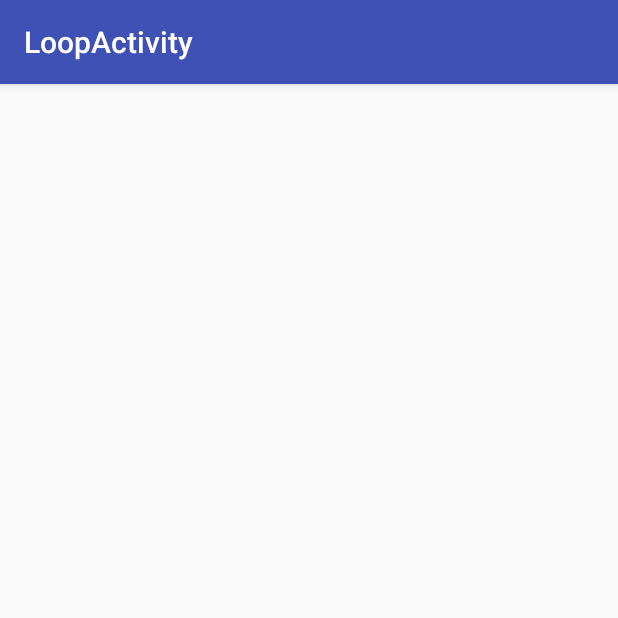
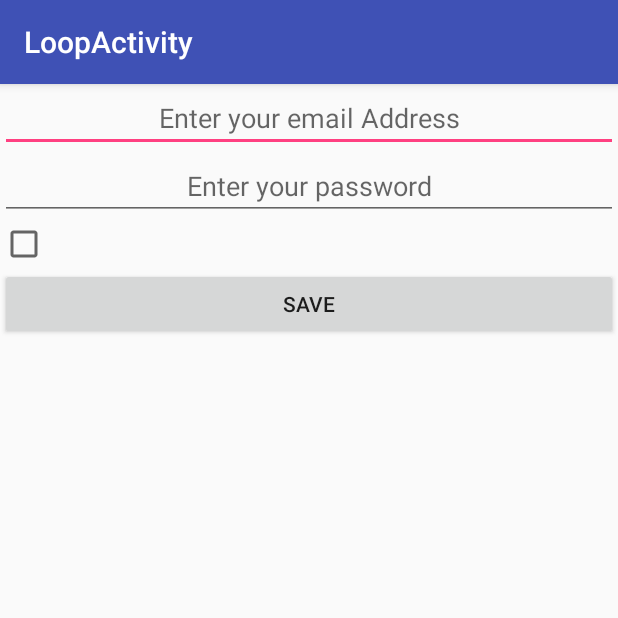
Before and after one commit to 7sco/Mid-Program-Assessment, an Android app: the screen it shows after launch (LoginActivity), on a phone screen of 412 x 824 dp, the top half of it. Run offline under Robolectric (Android 15) with nearby library versions, the phone set to English and light mode, and no system bars.

Commit message:
added part02

```diff
--- a/app/src/main/AndroidManifest.xml
+++ b/app/src/main/AndroidManifest.xml
@@ -16,7 +16,8 @@
                 <category android:name="android.intent.category.LAUNCHER" />
             </intent-filter>
         </activity>
-        <activity android:name=".LoginActivity"></activity>
+        <activity android:name=".LoginActivity" />
+        <activity android:name=".ListActivity"></activity>
     </application>
 
 </manifest>
--- a/app/src/main/java/nyc/c4q/loopactivity/LoginActivity.java
+++ b/app/src/main/java/nyc/c4q/loopactivity/LoginActivity.java
@@ -1,13 +1,94 @@
 package nyc.c4q.loopactivity;
 
+import android.content.Intent;
+import android.content.SharedPreferences;
 import android.support.v7.app.AppCompatActivity;
 import android.os.Bundle;
+import android.util.Log;
+import android.view.View;
+import android.widget.Button;
+import android.widget.CheckBox;
+import android.widget.EditText;
+import android.widget.Toast;
 
 public class LoginActivity extends AppCompatActivity {
+
+    private static final String SHARED_PREFS_KEY = "sharedPrefsTesting";
+    private EditText username;
+    private EditText password;
+    private Button save;
+    private CheckBox checkBox;
+    private SharedPreferences login;
+
+    public LoginActivity() {
+    }
 
     @Override
     protected void onCreate(Bundle savedInstanceState) {
         super.onCreate(savedInstanceState);
         setContentView(R.layout.activity_login);
+
+        username= findViewById(R.id.username_edittext);
+        password= findViewById(R.id.password_edittext);
+        save= findViewById(R.id.save);
+        checkBox= findViewById(R.id.checkbox);
+
+        login = getApplicationContext().getSharedPreferences(SHARED_PREFS_KEY, MODE_PRIVATE);
+
+        if (login.getBoolean("isChecked", false)) {
+            username.setText(login.getString("username", null));
+            password.setText(login.getString("password", null));
+            checkBox.setChecked(login.getBoolean("isChecked", false));
+        }
+
+        save.setOnClickListener(new View.OnClickListener() {
+            SharedPreferences.Editor editor = login.edit();
+            @Override
+            public void onClick(View v) {
+
+                String checkUser = "username" + username.getText().toString();
+                String checkPassword = "password" + username.getText().toString();
+
+                if (username.getText().toString().equalsIgnoreCase(login.getString("username", null))
+                        && password.getText().toString().equals(login.getString("password", null))) {
+
+                    Intent intent= new Intent(LoginActivity.this, ListActivity.class);
+                    intent.putExtra("email", username.getText().toString());
+                    startActivity(intent);
+                } else {
+
+                    if (username.getText().toString().contains("@")&& username.getText().toString().contains(".com")) {
+                        if (checkBox.isChecked()){
+                            editor.putString("username", username.getText().toString());
+                            editor.putString("password", password.getText().toString());
+                            editor.putBoolean("isChecked", checkBox.isChecked());
+                            editor.commit();
+                            Log.d("check", ""+ username.getText().toString() + " " + password.getText().toString());
+                            Log.d("check", ""+ login.getString("username", "") + " " + login.getString("password", ""));
+                        } else {
+                            editor.putBoolean("isChecked", checkBox.isChecked());
+                            editor.commit();
+                            Log.d("check", ""+ username.getText().toString() + " " + password.getText().toString());
+                        }
+                    } else {
+                        Toast.makeText(getBaseContext(), "Please enter an email address!", Toast.LENGTH_LONG).show();
+                    }
+                }
+
+
+
+//                if (username.getText().toString().equalsIgnoreCase(login.getString(checkUser, null))
+//                        && password.getText().toString().equals(login.getString(checkPassword, null))) {
+//
+//                    Intent intent= new Intent(LoginActivity.this, ListActivity.class);
+//                    intent.putExtra("email", username.getText().toString());
+//                    startActivity(intent);
+//                }
+
+            }
+
+        });
+
+
     }
 }
--- a/app/src/main/res/layout/activity_login.xml
+++ b/app/src/main/res/layout/activity_login.xml
@@ -1,9 +1,36 @@
 <?xml version="1.0" encoding="utf-8"?>
-<android.support.constraint.ConstraintLayout xmlns:android="http://schemas.android.com/apk/res/android"
+<LinearLayout xmlns:android="http://schemas.android.com/apk/res/android"
     xmlns:app="http://schemas.android.com/apk/res-auto"
     xmlns:tools="http://schemas.android.com/tools"
     android:layout_width="match_parent"
     android:layout_height="match_parent"
+    android:orientation="vertical"
     tools:context="nyc.c4q.loopactivity.LoginActivity">
 
-</android.support.constraint.ConstraintLayout>
+    <EditText
+        android:id="@+id/username_edittext"
+        android:layout_width="match_parent"
+        android:layout_height="wrap_content"
+        android:hint="Enter your email Address"
+        android:inputType="textEmailAddress"
+        android:gravity="center"/>
+
+    <EditText
+        android:id="@+id/password_edittext"
+        android:layout_width="match_parent"
+        android:layout_height="wrap_content"
+        android:gravity="center"
+        android:hint="Enter your password"/>
+
+    <CheckBox
+        android:id="@+id/checkbox"
+        android:layout_width="match_parent"
+        android:layout_height="wrap_content" />
+
+    <Button
+        android:id="@+id/save"
+        android:layout_width="match_parent"
+        android:layout_height="wrap_content"
+        android:text="save"/>
+
+</LinearLayout>
```
Also changed, not shown: app/src/main/java/nyc/c4q/loopactivity/ListActivity.java (added, +13 -0 lines), app/src/main/res/layout/activity_list.xml (added, +9 -0 lines).
